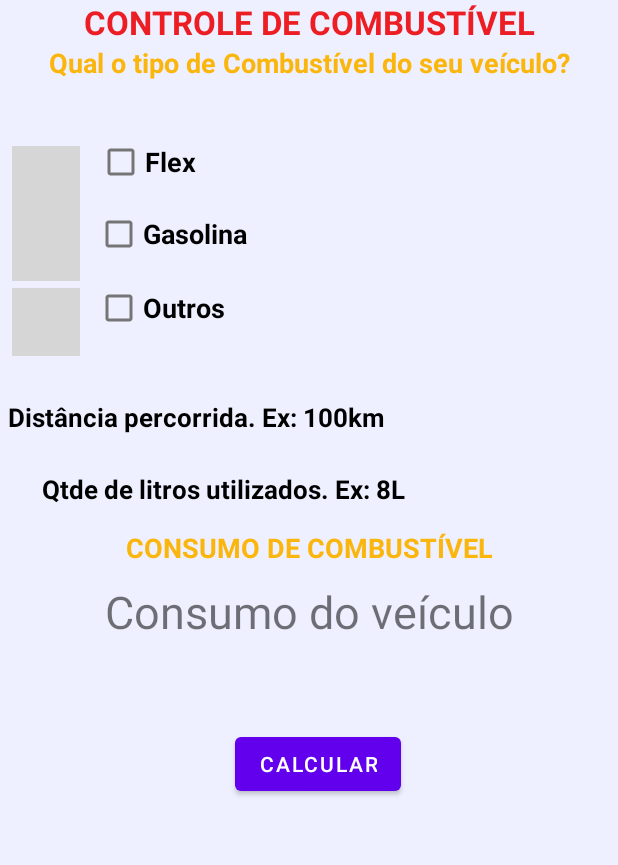
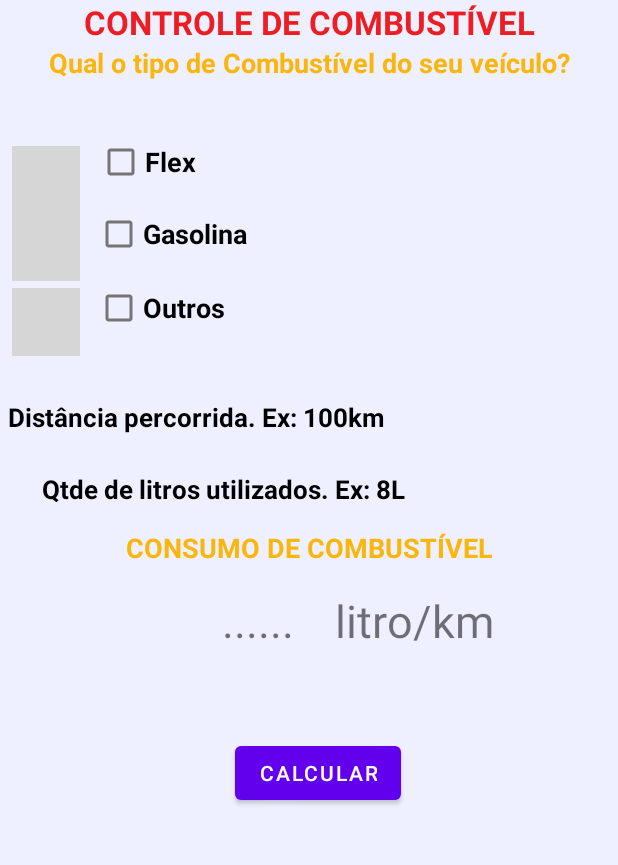
Before and after one commit to Ediberto/EcoDriveApp, an Android app: the SegundaTela screen opened directly, with no data from a screen before it, on a phone screen of 412 x 824 dp, the part 246-1111 px from its top. Run offline under Robolectric (Android 15) with nearby library versions, the light colour scheme and no system bars; grey boxes are pictures that could not be loaded.

Commit message:
Tela de Resultados 90 % OK.

```diff
--- a/app/src/main/res/layout/activity_segunda_tela.xml
+++ b/app/src/main/res/layout/activity_segunda_tela.xml
@@ -278,15 +278,27 @@
 
     <TextView
         android:id="@+id/txtMsg"
-        android:layout_width="match_parent"
+        android:layout_width="wrap_content"
         android:layout_height="wrap_content"
-        android:layout_marginTop="10dp"
-        android:text="Consumo do veículo"
+        android:layout_marginStart="148dp"
+        android:layout_marginTop="16dp"
+        android:text="......"
+        android:textAlignment="center"
+        android:textSize="30sp"
+        app:layout_constraintStart_toStartOf="parent"
+        app:layout_constraintTop_toBottomOf="@+id/txtConsumoCombustivel" />
+
+    <TextView
+        android:id="@+id/textView4"
+        android:layout_width="wrap_content"
+        android:layout_height="wrap_content"
+        android:layout_marginTop="16dp"
+        android:text="litro/km"
         android:textAlignment="center"
         android:textSize="30sp"
         app:layout_constraintEnd_toEndOf="parent"
-        app:layout_constraintHorizontal_bias="0.0"
-        app:layout_constraintStart_toStartOf="parent"
+        app:layout_constraintHorizontal_bias="0.247"
+        app:layout_constraintStart_toEndOf="@+id/txtMsg"
         app:layout_constraintTop_toBottomOf="@+id/txtConsumoCombustivel" />
 
     <TextView
@@ -324,4 +336,5 @@
         tools:layout_editor_absoluteY="669dp"
         app:layout_constraintTop_toBottomOf="@+id/btnCalcular"
         />
+
 </androidx.constraintlayout.widget.ConstraintLayout>
```
Also changed, not shown: app/src/main/java/com/example/ecodriveapp/SegundaTela.kt (+85 -3 lines).
